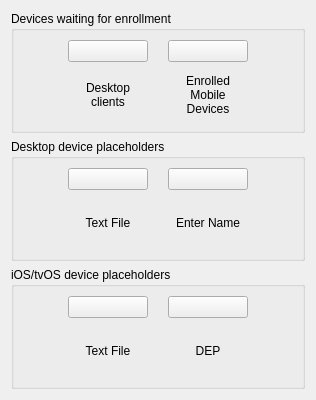
Qt form FWAdminLib/NewClientDlg.ui (fw-dev/translations) before a commit.
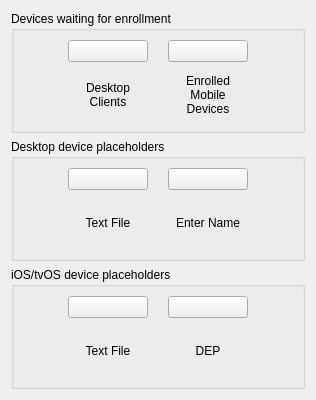
The same form after that commit. Icons and pictures are not drawn.

Patch:
```diff
--- a/FWAdminLib/NewClientDlg.ui
+++ b/FWAdminLib/NewClientDlg.ui
@@ -89,7 +89,7 @@
             </sizepolicy>
            </property>
            <property name="text">
-            <string>Desktop clients</string>
+            <string>Desktop Clients</string>
            </property>
            <property name="alignment">
             <set>Qt::AlignCenter</set>
```
